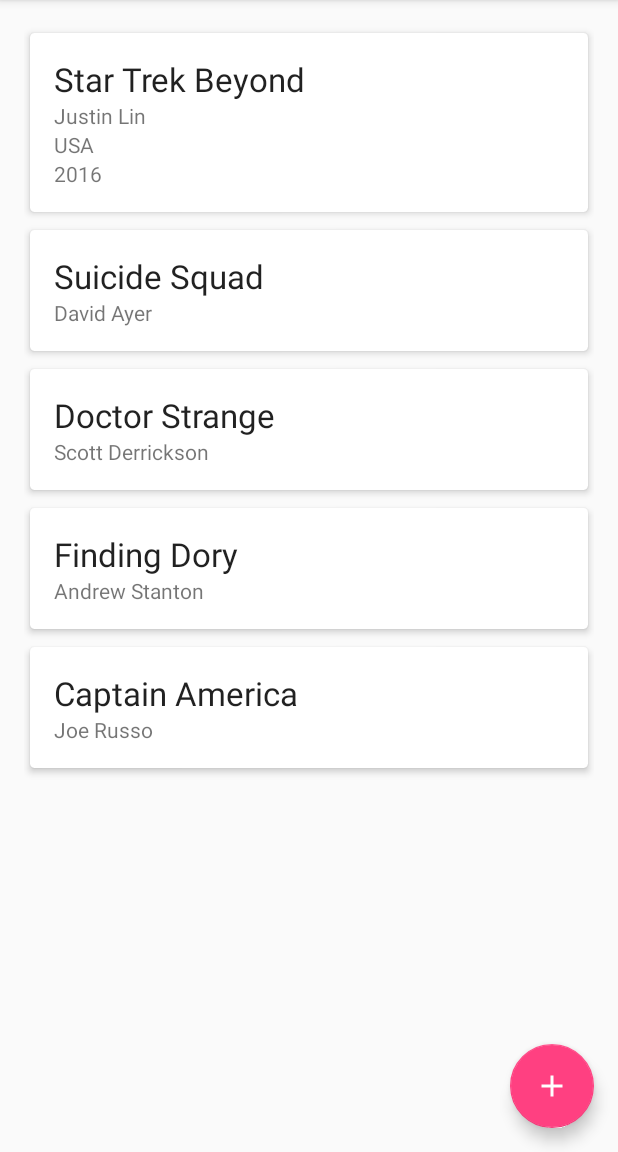
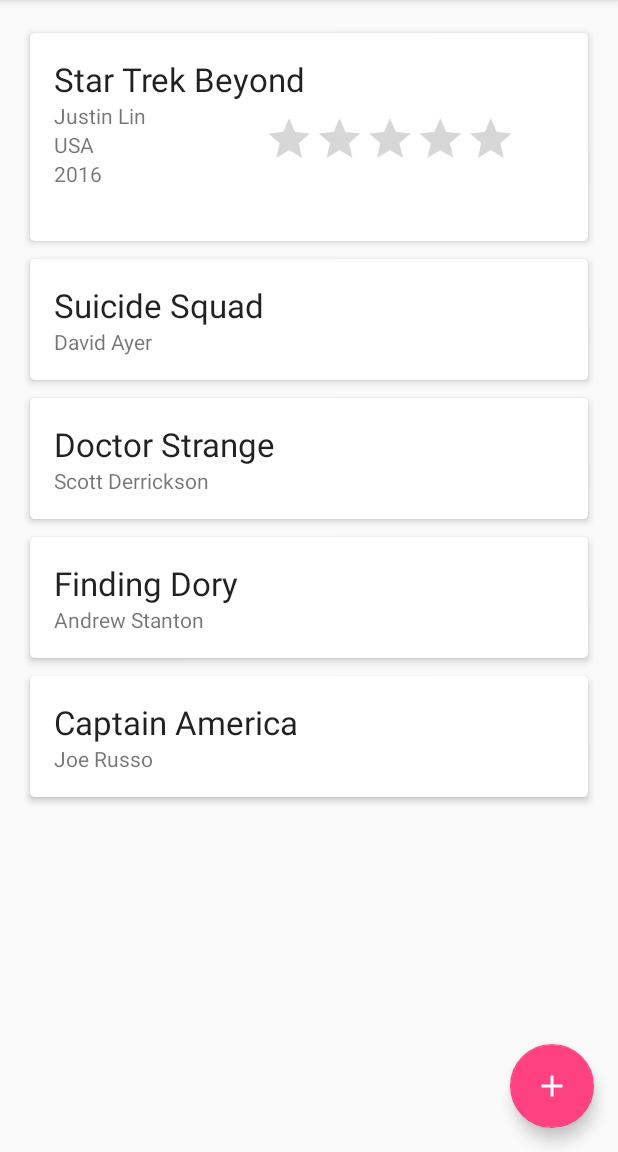
Before and after one commit to twinone/upc, an Android app: the screen it shows after launch (MainActivity), after a tap on "Star Trek Beyond", on a phone screen of 412 x 824 dp, the part 84-1236 px from its top. Run offline under Robolectric (Android 15) with nearby library versions, the phone set to English and light mode, and no system bars.

Commit message:
Added RatingBar
Has a setOnRatingBarChangeListener but it doesn't seem to be working correctly

```diff
--- a/fib-idi-android/MyFilmDatabase/app/src/main/java/com/example/pr_idi/mydatabaseexample/ui/fragments/FilmListFragment.java
+++ b/fib-idi-android/MyFilmDatabase/app/src/main/java/com/example/pr_idi/mydatabaseexample/ui/fragments/FilmListFragment.java
@@ -16,6 +16,8 @@
 import android.view.MotionEvent;
 import android.view.View;
 import android.view.ViewGroup;
+import android.widget.Button;
+import android.widget.RatingBar;
 import android.widget.TextView;
 
 import com.example.pr_idi.mydatabaseexample.model.Film;
@@ -29,8 +31,10 @@
 import java.util.List;
 import java.util.Set;
 
+
 /**
  * @author Luuk W. (Twinone).
+ * @author David W. (Hoturan).
  */
 public class FilmListFragment extends Fragment implements View.OnClickListener, MainActivity.Listener {
 
@@ -67,7 +71,6 @@
         LinearLayoutManager llm = new LinearLayoutManager(getActivity());
         llm.setOrientation(LinearLayoutManager.VERTICAL);
         mRecycler.setLayoutManager(llm);
-
 
         mRecycler.setOnTouchListener(new View.OnTouchListener() {
             @Override
@@ -185,6 +188,7 @@
     private class MyAdapter extends RecyclerView.Adapter<RecyclerView.ViewHolder> {
         private Set<Long> mExpandedFilmIds = new HashSet<>();
 
+
         @Override
         public RecyclerView.ViewHolder onCreateViewHolder(ViewGroup parent, int viewType) {
             View v = LayoutInflater.from(getActivity()).inflate(R.layout.film_list_item, null);
@@ -194,11 +198,13 @@
         @Override
         public void onBindViewHolder(final RecyclerView.ViewHolder holder, int position) {
             final MyViewHolder h = (MyViewHolder) holder;
-            Film f = mFilteredFilms.get(position);
+            final Film f = mFilteredFilms.get(position);
             boolean isExpanded = mExpandedFilmIds.contains(f.getId());
 
             View v = h.getView();
             v.setActivated(isExpanded);
+
+
             v.setOnClickListener(new View.OnClickListener() {
                 @Override
                 public void onClick(View view) {
@@ -218,7 +224,16 @@
             TextView country = (TextView) v.findViewById(R.id.tv_country);
             TextView year = (TextView) v.findViewById(R.id.tv_year);
             TextView protagonist = (TextView) v.findViewById(R.id.tv_protagonist);
-            TextView critics_rate = (TextView) v.findViewById(R.id.tv_critics_rate);
+            RatingBar critics_rate = (RatingBar) v.findViewById(R.id.ratingBar);
+
+            critics_rate.setOnRatingBarChangeListener(new RatingBar.OnRatingBarChangeListener() {
+                @Override
+                public void onRatingChanged(RatingBar ratingBar, float rating, boolean fromUser) {
+                    float r = rating * 2;
+                    f.setCritics_rate((int)r);
+                    System.out.println("Value has been changed to " + (int)r);
+                }
+            });
 
             title.setText(f.getTitle());
             if (f.getDirector().isEmpty()) director.setVisibility(View.GONE);
@@ -229,8 +244,11 @@
             year.setText(String.valueOf(f.getYear()));
             if (f.getProtagonist().isEmpty()) protagonist.setVisibility(View.GONE);
             protagonist.setText(f.getProtagonist());
-            if (f.getCritics_rate() == 0) critics_rate.setVisibility(View.GONE);
-            critics_rate.setText(String.valueOf(f.getCritics_rate()));
+            //if (f.getCritics_rate() == 0) critics_rate.setVisibility(View.GONE);
+            //critics_rate.setText(String.valueOf(f.getCritics_rate()));
+            if (!isExpanded) critics_rate.setVisibility(View.GONE);
+            else if (isExpanded) critics_rate.setVisibility(View.VISIBLE);
+            critics_rate.setRating((float)f.getCritics_rate()/2);
         }
 
         @Override
--- a/fib-idi-android/MyFilmDatabase/app/src/main/res/layout/film_list_item.xml
+++ b/fib-idi-android/MyFilmDatabase/app/src/main/res/layout/film_list_item.xml
@@ -1,6 +1,7 @@
 <?xml version="1.0" encoding="utf-8"?>
 <android.support.v7.widget.CardView xmlns:android="http://schemas.android.com/apk/res/android"
     xmlns:app="http://schemas.android.com/apk/res-auto"
+    xmlns:tools="http://schemas.android.com/tools"
     android:layout_width="match_parent"
     android:layout_height="wrap_content"
     android:descendantFocusability="beforeDescendants"
@@ -56,5 +57,16 @@
                 android:layout_width="match_parent"
                 android:layout_height="wrap_content" />
         </LinearLayout>
+
+        <RatingBar
+            android:layout_height="wrap_content"
+            android:id="@+id/ratingBar"
+            android:stepSize="0.5"
+            android:rating="0.0"
+            android:layout_width="235dip"
+            android:scaleX="0.7"
+            android:scaleY="0.7"
+            android:layout_below="@+id/tv_title"
+            android:layout_alignParentEnd="true" />
     </RelativeLayout>
 </android.support.v7.widget.CardView>
```
